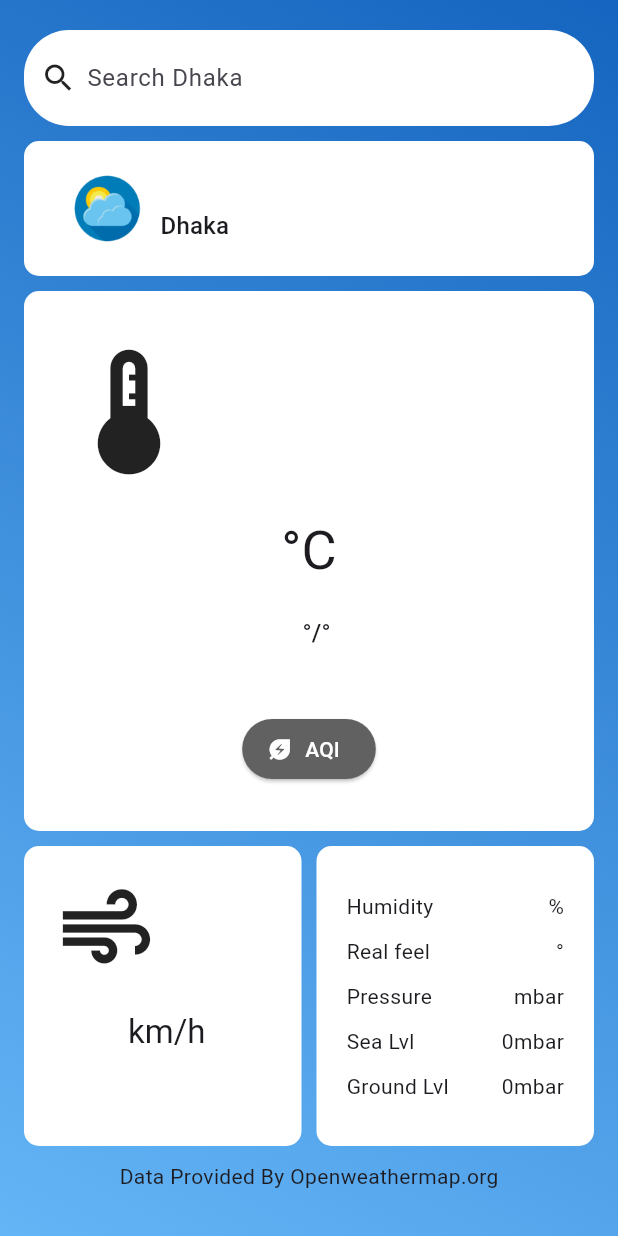
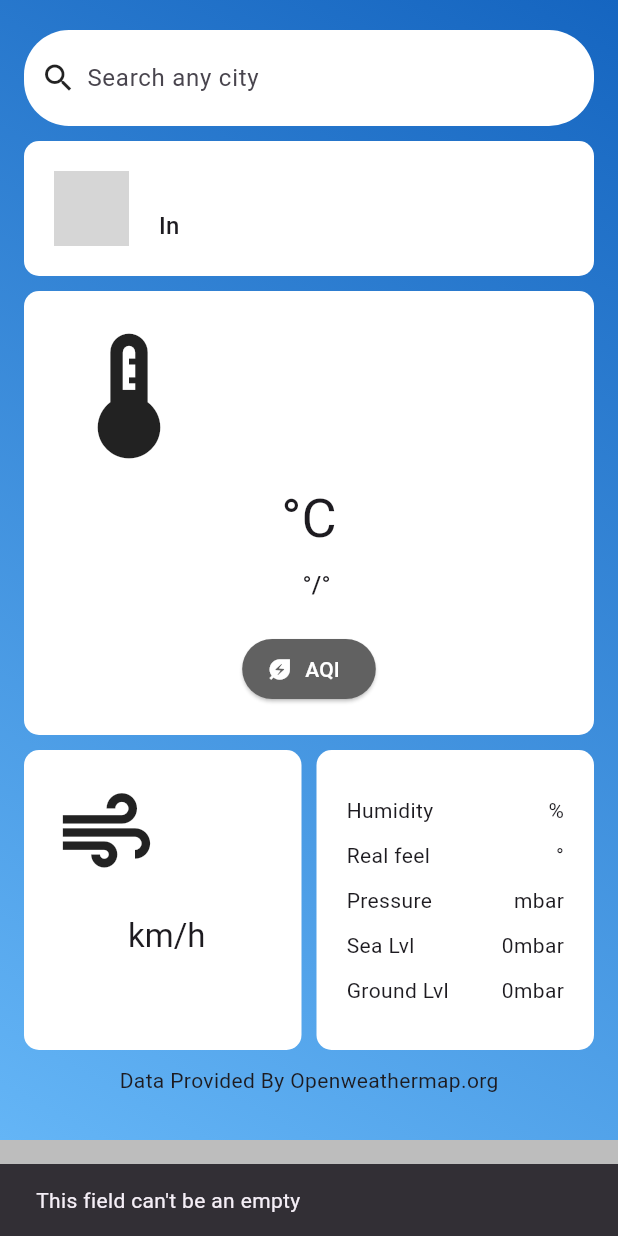
Before and after one commit to fakhruddin07/weather_app, a Flutter app: the HomeScreen screen opened directly with empty values, after a tap on the "search" icon, on a phone screen of 412 x 824 dp. Run offline on Flutter 3.47's test engine with Material 2 defaults, Android fonts, the phone set to English and light mode, and no system bars; our stand-ins replace flutter_spinkit; network calls fail; grey boxes are pictures that could not be loaded.

Commit message:
home screen have been done

```diff
--- a/lib/data/weather_data.dart
+++ b/lib/data/weather_data.dart
@@ -7,6 +7,7 @@ class WeatherData {
   final String location;
   late String main;
   late String description;
+  late String icon;
   late String temp;
   late String feelsLike;
   late String tempMin;
@@ -30,6 +31,7 @@ class WeatherData {
       Map<String, dynamic> weatherInfo = decodedResponse["weather"][0];
       main = weatherInfo["main"];
       description = weatherInfo["description"];
+      icon = weatherInfo["icon"];
 
       //Getting temp, feels like, pressure, humidity
       Map<String, dynamic> mainData = decodedResponse["main"];
@@ -49,14 +51,17 @@ class WeatherData {
       windSpeed = getWindSpeed.toStringAsFixed(2);
 
     }catch(e){
-      main = "Can't find data";
-      description = "Can't find data";
-      temp = "Can't find data";
-      feelsLike = "Can't find data";
-      tempMin = "Can't find data";
-      tempMax = "Can't find data";
-      humidity = "Can't find data";
-      windSpeed = "Can't find data";
+      main = "NA";
+      description = "NA";
+      icon = "09d";
+      temp = "NA";
+      feelsLike = "NA";
+      tempMin = "NA";
+      tempMax = "NA";
+      humidity = "NA";
+      seaLevel = "NA";
+      groundLevel = "NA";
+      windSpeed = "NA";
       log(e.toString());
     }
   }
--- a/lib/main.dart
+++ b/lib/main.dart
@@ -23,6 +23,7 @@ class MyApp extends StatelessWidget {
       routes: {
         "/": (context) => const SplashScreen(),
         "/home": (context) => const HomeScreen(),
+        "/splash": (context) => const SplashScreen(),
         "/location": (context) => const LocationScreen()
       },
     );
--- a/lib/screens/home_screen.dart
+++ b/lib/screens/home_screen.dart
@@ -1,7 +1,6 @@
 import 'dart:math';
 
 import 'package:flutter/material.dart';
-import 'package:intl/intl.dart';
 
 class HomeScreen extends StatefulWidget {
   const HomeScreen({super.key});
@@ -11,15 +10,14 @@ class HomeScreen extends StatefulWidget {
 }
 
 class _HomeScreenState extends State<HomeScreen> {
+  final TextEditingController searchTEController = TextEditingController();
   final List _cityName = ["Cumilla", "Dhaka", "Rajshahi"];
   final _random = Random();
-  // var city = _cityName[_random.nextInt(_cityName.length)];
   @override
   Widget build(BuildContext context) {
-    // final _cityName = ["Cumilla", "Dhaka", "Rajshahi"];
-    // final _random = Random();
-    var city = _cityName[_random.nextInt(_cityName.length)];
+    // var city = _cityName[_random.nextInt(_cityName.length)];
     Map info = ModalRoute.of(context)?.settings.arguments as Map;
+
     return Scaffold(
       appBar: PreferredSize(
         preferredSize: const Size.fromHeight(0),
@@ -41,19 +39,35 @@ class _HomeScreenState extends State<HomeScreen> {
               ],
             ),
           ),
+          child: SingleChildScrollView(
             child: Column(
               children: [
                 Container(
                   padding: const EdgeInsets.all(8),
-                // margin:
-                //     const EdgeInsets.symmetric(horizontal: 16, vertical: 20),
                   decoration: BoxDecoration(
                       color: Colors.white,
                       borderRadius: BorderRadius.circular(30)),
                   child: Row(
                     children: [
                       GestureDetector(
-                      onTap: () {},
+                        onTap: () {
+                          if (searchTEController.text.trim().isEmpty) {
+                            ScaffoldMessenger.of(context).showSnackBar(
+                              const SnackBar(
+                                content: Text("This field can't be an empty"),
+                              ),
+                            );
+                          } else {
+                            Navigator.pushNamedAndRemoveUntil(
+                              context,
+                              "/splash",
+                              (route) => false,
+                              arguments: {
+                                "search_name": searchTEController.text.trim(),
+                              },
+                            );
+                          }
+                        },
                         child: Container(
                           margin: const EdgeInsets.fromLTRB(3, 0, 7, 0),
                           child: const Icon(Icons.search),
@@ -61,10 +75,10 @@ class _HomeScreenState extends State<HomeScreen> {
                       ),
                       Expanded(
                         child: TextField(
+                          controller: searchTEController,
                           keyboardType: TextInputType.url,
-                        decoration: InputDecoration(
-                          // prefixIcon: Icon(Icons.search),
-                          hintText: "Search $city",
+                          decoration: const InputDecoration(
+                            hintText: "Search any city",
                             border: InputBorder.none,
                           ),
                         ),
@@ -84,19 +98,28 @@ class _HomeScreenState extends State<HomeScreen> {
                         ),
                         child: Row(
                           children: [
-                          Image.asset(
-                            "assets/images/logo.png",
-                            height: 50,
+                            Image.network(
+                              "https://openweathermap.org/img/wn/${info["weather_icon"]}@2x.png",
+                              width: 50,
+                              color: Colors.transparent,
+                              fit: BoxFit.fill,
+                              errorBuilder: (_, __, ___) {
+                                return Image.asset(
+                                  "assets/images.logo.png",
+                                  width: 50,
+                                );
+                              },
                             ),
+                            const SizedBox(width: 20),
                             Column(
                               crossAxisAlignment: CrossAxisAlignment.start,
                               children: [
                                 Text(
-                                info["weather-description"],
+                                  info["weather_description"],
                                   style: Theme.of(context).textTheme.titleMedium,
                                 ),
                                 Text(
-                                city,
+                                  "In ${info["city_name"]}",
                                   style: Theme.of(context).textTheme.titleMedium,
                                 ),
                               ],
@@ -139,7 +162,7 @@ class _HomeScreenState extends State<HomeScreen> {
                           mainAxisAlignment: MainAxisAlignment.center,
                           children: [
                             Text(
-                            info["weather-main"],
+                              info["weather_main"],
                               style: Theme.of(context).textTheme.titleMedium,
                             ),
                             const SizedBox(width: 10),
@@ -155,11 +178,15 @@ class _HomeScreenState extends State<HomeScreen> {
                         ),
                         const SizedBox(height: 20),
                         ElevatedButton.icon(
-                        onPressed: () {},style: ElevatedButton.styleFrom(
-                        backgroundColor: Colors.grey.shade700
+                          onPressed: () {},
+                          style: ElevatedButton.styleFrom(
+                              backgroundColor: Colors.grey.shade700),
+                          icon: const Icon(Icons.energy_savings_leaf,
+                              color: Colors.white),
+                          label: const Text(
+                            "AQI",
+                            style: TextStyle(color: Colors.white),
                           ),
-                        icon: const Icon(Icons.energy_savings_leaf, color: Colors.white),
-                        label: const Text("AQI", style: TextStyle(color: Colors.white),),
                         )
                       ],
                     ),
@@ -204,36 +231,36 @@ class _HomeScreenState extends State<HomeScreen> {
                           children: [
                             Row(
                               children: [
-                              Text("Humidity"),
-                              Spacer(),
+                                const Text("Humidity"),
+                                const Spacer(),
                                 Text("${info["humidity"]}%"),
                               ],
                             ),
                             Row(
                               children: [
-                              Text("Real feel"),
-                              Spacer(),
-                              Text("${info["feels-Like"]}°"),
+                                const Text("Real feel"),
+                                const Spacer(),
+                                Text("${info["feels_Like"]}°"),
                               ],
                             ),
                             Row(
                               children: [
-                              Text("Pressure"),
-                              Spacer(),
+                                const Text("Pressure"),
+                                const Spacer(),
                                 Text("${info["pressure"]}mbar"),
                               ],
                             ),
                             Row(
                               children: [
-                              Text("Sea Lvl"),
-                              Spacer(),
+                                const Text("Sea Lvl"),
+                                const Spacer(),
                                 Text("${info["sea_level"]}mbar"),
                               ],
                             ),
                             Row(
                               children: [
-                              Text("Ground Lvl"),
-                              Spacer(),
+                                const Text("Ground Lvl"),
+                                const Spacer(),
                                 Text("${info["grnd_level"]}mbar"),
                               ],
                             ),
@@ -249,22 +276,7 @@ class _HomeScreenState extends State<HomeScreen> {
                 ),
               ],
             ),
-          /*child: Column(
-            mainAxisAlignment: MainAxisAlignment.center,
-            children: [
-              Text(info["weather-main"]),
-              Text(info["weather-description"]),
-              Text("${info["temperature"]}°C"),
-              Text("${info["feels-Like"]}°C"),
-              Text("${info["temp_min"]}°C"),
-              Text("${info["temp_max"]}°C"),
-              Text("${info["pressure"]} mbar"),
-              Text("${info["humidity"]}%"),
-              Text("${info["sea_level"]}%"),
-              Text("${info["grnd_level"]}%"),
-              Text("${info["windSpeed"]} km/h"),
-            ],
-          ),*/
+          ),
         ),
       ),
     );
--- a/lib/screens/splash_screen.dart
+++ b/lib/screens/splash_screen.dart
@@ -1,5 +1,3 @@
-import 'dart:developer';
-
 import 'package:flutter/material.dart';
 import 'package:flutter_spinkit/flutter_spinkit.dart';
 import 'package:weather_app/data/weather_data.dart';
@@ -12,8 +10,10 @@ class SplashScreen extends StatefulWidget {
 }
 
 class _SplashScreenState extends State<SplashScreen> {
+  late String city = "Comilla";
   late String main;
   late String description;
+  late String icon;
   late String temp;
   late String feelsLike;
   late String tempMin;
@@ -23,18 +23,16 @@ class _SplashScreenState extends State<SplashScreen> {
   late String seaLevel;
   late String groundLevel;
   late String windSpeed;
-  late String sunrise;
-  late String sunset;
 
   Future<void> navigateToHome() async {
-    WeatherData data = WeatherData(location: "Comilla");
+    WeatherData data = WeatherData(location: city);
     await data.getWeatherData();
     main = data.main;
     description = data.description;
+    icon = data.icon;
     temp = data.temp;
     feelsLike = data.feelsLike;
     tempMin = data.tempMin;
-    log(tempMin = data.tempMin.toString());
     tempMax = data.tempMax;
     pressure = data.pressure;
     humidity = data.humidity;
@@ -48,10 +46,12 @@ class _SplashScreenState extends State<SplashScreen> {
         "/home",
         (route) => false,
         arguments: {
-          "weather-main": main,
-          "weather-description": description,
+          "city_name": city,
+          "weather_main": main,
+          "weather_description": description,
+          "weather_icon": icon,
           "temperature": temp,
-          "feels-Like": feelsLike,
+          "feels_Like": feelsLike,
           "temp_min": tempMin,
           "temp_max": tempMax,
           "pressure": pressure,
@@ -66,12 +66,16 @@ class _SplashScreenState extends State<SplashScreen> {
 
   @override
   void initState() {
-    navigateToHome();
     super.initState();
   }
 
   @override
   Widget build(BuildContext context) {
+    Map? searchInfo = ModalRoute.of(context)!.settings.arguments as Map?;
+    if(searchInfo?.isNotEmpty ?? false){
+      city = searchInfo?["search_name"];
+    }
+    navigateToHome();
     return Scaffold(
       backgroundColor: Colors.blue.shade200,
       body: Center(
@@ -81,7 +85,7 @@ class _SplashScreenState extends State<SplashScreen> {
             Image.asset("assets/images/logo.png", width: 240),
             Text("Weather app", style: Theme.of(context).textTheme.titleLarge),
             const SizedBox(height: 10),
-            Text("Made by Fakhruddin Noman",
+            Text("Made by Fakhruddin",
                 style: Theme.of(context).textTheme.titleMedium),
             const SizedBox(height: 30),
             const SpinKitWave(
```
Lines whose indentation alone changed are shown as unchanged.
